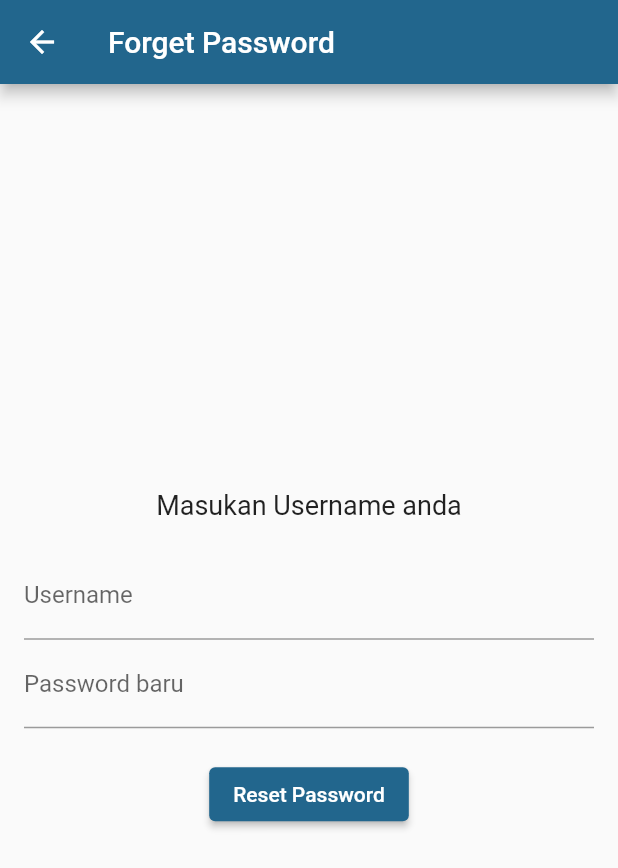
After one commit to ErickMarcellinoP18/11_PBPtransportasi, a Flutter app: the ForgetPasswordPage screen opened directly, on a phone screen of 412 x 824 dp. The commit adds this screen. Shown: the top 868 px of the screen. Run offline on Flutter 3.47's test engine with Material 2 defaults, Android fonts, the light colour scheme and no system bars; our stand-ins replace barcode_widget, camera, flutter_slidable, flutter_tts, image_picker, pdf and 5 more; missing offline and left inert: mobile_scanner, screen_brightness; accounts and stored records are empty.

Commit message:
AddedResetPassword

```diff
--- /dev/null
+++ b/lib/view/resetPass.dart
@@ -0,0 +1,79 @@
+import 'package:flutter/material.dart';
+import 'package:transportasi_11/data/client/userClient.dart';
+import 'package:transportasi_11/view/login.dart';
+
+class ForgetPasswordPage extends StatefulWidget {
+  @override
+  _ForgetPasswordPageState createState() => _ForgetPasswordPageState();
+}
+
+class _ForgetPasswordPageState extends State<ForgetPasswordPage> {
+  final TextEditingController _emailController = TextEditingController();
+  final TextEditingController passwordController = TextEditingController();
+  void gantiPassword() async {
+    try {
+      await userClient.ResetPass(
+          _emailController.text, passwordController.text);
+      showSnackbar(context, "Berhasil Mengganti Password", Colors.green);
+      Navigator.pushReplacement(
+          context, MaterialPageRoute(builder: (context) => LoginView()));
+    } catch (e) {
+      showSnackbar(context, "Gagal ganti password", Colors.red);
+    }
+  }
+
+  @override
+  Widget build(BuildContext context) {
+    return Scaffold(
+      appBar: AppBar(
+        title: Text('Forget Password'),
+      ),
+      body: Padding(
+        padding: EdgeInsets.all(16.0),
+        child: Column(
+          mainAxisAlignment: MainAxisAlignment.center,
+          children: [
+            Text(
+              'Masukan Username anda',
+              style: TextStyle(fontSize: 18.0),
+            ),
+            SizedBox(height: 20.0),
+            TextField(
+              controller: _emailController,
+              decoration: InputDecoration(
+                labelText: 'Username',
+                hintText: 'Username anda',
+              ),
+            ),
+            TextField(
+              controller: passwordController,
+              decoration: InputDecoration(
+                labelText: 'Password baru',
+                hintText: 'Password Baru',
+              ),
+            ),
+            SizedBox(height: 20.0),
+            ElevatedButton(
+              onPressed: () {
+                gantiPassword();
+              },
+              child: Text('Reset Password'),
+            ),
+          ],
+        ),
+      ),
+    );
+  }
+
+  void showSnackbar(BuildContext context, String msg, Color bg) {
+    final Scaffold = ScaffoldMessenger.of(context);
+    Scaffold.showSnackBar(SnackBar(
+      content: Text(msg),
+      backgroundColor: bg,
+      action: SnackBarAction(
+        label: 'hide',
+        onPressed: Scaffold.hideCurrentSnackBar,
+      ),
+    ));
+  }
+}
```
Also changed, not shown: lib/data/client/userClient.dart (+12 -0 lines), lib/view/login.dart (+11 -1 lines), lib/view/profile.dart (+29 -7 lines).
